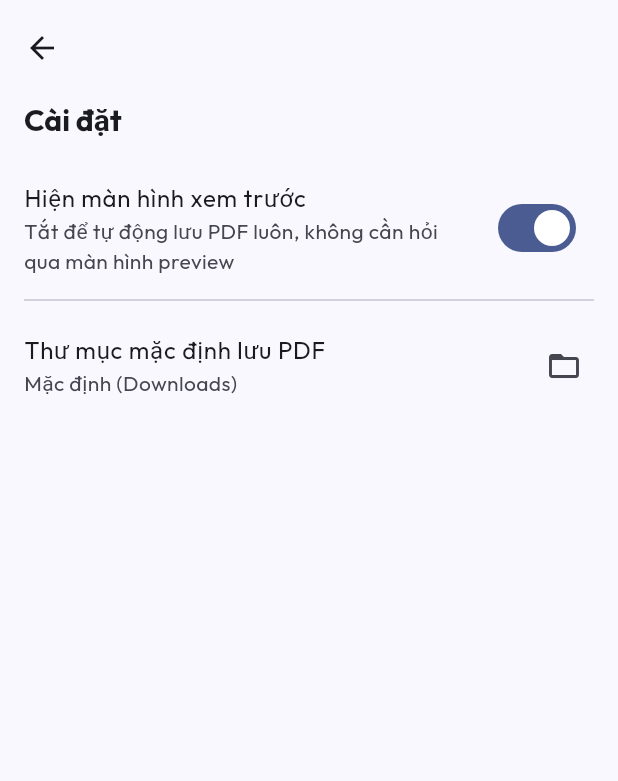
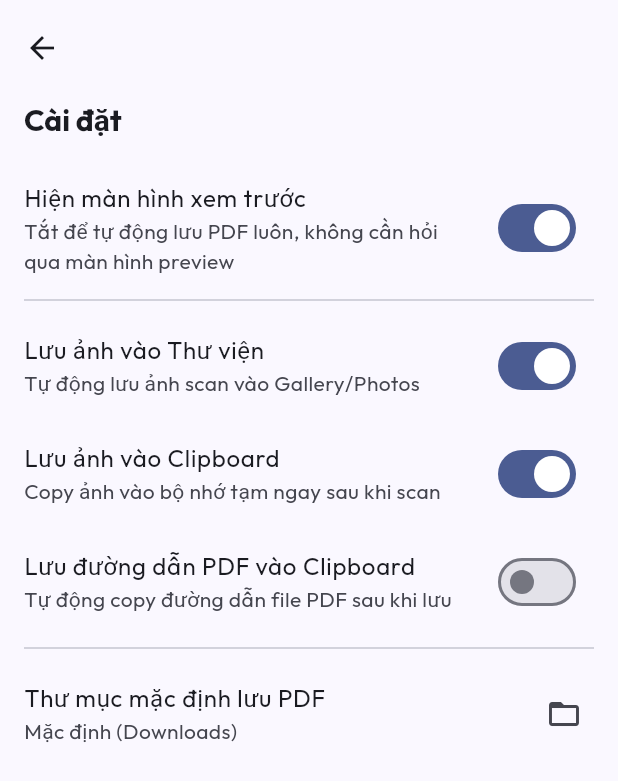
Before and after one commit to thichuong/scanner_vision, a Flutter app: the screen it shows after launch, scrolled down 120 dp, after a tap on the "settings" icon, on a phone screen of 412 x 824 dp. Shown: the top 781 px of the screen. Run offline on Flutter 3.47's test engine with Material 3 defaults, Android fonts, the phone set to English and light mode, and no system bars; our stand-ins replace file_picker, flutter_animate, google_fonts, open_filex, pdf, printing and 1 more; missing offline and left inert: gal, google_mlkit_barcode_scanning, google_mlkit_document_scanner, google_mlkit_face_detection, pasteboard.

Commit message:
feat: Add settings and functionality to automatically copy scanned images and PDF paths to the clipboard.

```diff
--- a/lib/pages/settings_page.dart
+++ b/lib/pages/settings_page.dart
@@ -40,6 +40,32 @@ class SettingsPage extends StatelessWidget {
                 },
               ),
               const Divider(indent: 16, endIndent: 16),
+              SwitchListTile(
+                title: const Text('Lưu ảnh vào Thư viện'),
+                subtitle: const Text('Tự động lưu ảnh scan vào Gallery/Photos'),
+                value: settingsProvider.saveToGallery,
+                onChanged: (val) {
+                  settingsProvider.setSaveToGallery(val);
+                },
+              ),
+              SwitchListTile(
+                title: const Text('Lưu ảnh vào Clipboard'),
+                subtitle: const Text('Copy ảnh vào bộ nhớ tạm ngay sau khi scan'),
+                value: settingsProvider.saveImageToClipboard,
+                onChanged: (val) {
+                  settingsProvider.setSaveImageToClipboard(val);
+                },
+              ),
+              SwitchListTile(
+                title: const Text('Lưu đường dẫn PDF vào Clipboard'),
+                subtitle:
+                    const Text('Tự động copy đường dẫn file PDF sau khi lưu'),
+                value: settingsProvider.savePdfPathToClipboard,
+                onChanged: (val) {
+                  settingsProvider.setSavePdfPathToClipboard(val);
+                },
+              ),
+              const Divider(indent: 16, endIndent: 16),
               ListTile(
                 title: const Text('Thư mục mặc định lưu PDF'),
                 subtitle: Text(saveFolder ?? 'Mặc định (Downloads)'),
--- a/lib/providers/settings_provider.dart
+++ b/lib/providers/settings_provider.dart
@@ -5,10 +5,14 @@ class SettingsProvider extends ChangeNotifier {
   bool _showPreview = true;
   String? _saveFolder;
   bool _saveToGallery = true;
+  bool _saveImageToClipboard = true;
+  bool _savePdfPathToClipboard = false;
 
   bool get showPreview => _showPreview;
   String? get saveFolder => _saveFolder;
   bool get saveToGallery => _saveToGallery;
+  bool get saveImageToClipboard => _saveImageToClipboard;
+  bool get savePdfPathToClipboard => _savePdfPathToClipboard;
 
   SettingsProvider() {
     _loadSettings();
@@ -18,6 +22,8 @@ class SettingsProvider extends ChangeNotifier {
     _showPreview = await SettingsService.shouldShowPreview();
     _saveFolder = await SettingsService.getSaveFolder();
     _saveToGallery = await SettingsService.shouldSaveToGallery();
+    _saveImageToClipboard = await SettingsService.shouldSaveImageToClipboard();
+    _savePdfPathToClipboard = await SettingsService.shouldSavePdfPathToClipboard();
     notifyListeners();
   }
 
@@ -38,4 +44,16 @@ class SettingsProvider extends ChangeNotifier {
     _saveToGallery = value;
     notifyListeners();
   }
+
+  Future<void> setSaveImageToClipboard(bool value) async {
+    await SettingsService.setSaveImageToClipboard(value);
+    _saveImageToClipboard = value;
+    notifyListeners();
+  }
+
+  Future<void> setSavePdfPathToClipboard(bool value) async {
+    await SettingsService.setSavePdfPathToClipboard(value);
+    _savePdfPathToClipboard = value;
+    notifyListeners();
+  }
 }
--- a/lib/services/pdf_service.dart
+++ b/lib/services/pdf_service.dart
@@ -164,8 +164,10 @@ class PdfService {
     }
     await file.writeAsBytes(bytes);
 
-    // Copy path to clipboard
-    await Clipboard.setData(ClipboardData(text: file.path));
+    // Copy path to clipboard if enabled
+    if (await SettingsService.shouldSavePdfPathToClipboard()) {
+      await Clipboard.setData(ClipboardData(text: file.path));
+    }
 
     return file.path;
   }
--- a/lib/services/settings_service.dart
+++ b/lib/services/settings_service.dart
@@ -4,6 +4,8 @@ class SettingsService {
   static const String _keyShowPreview = 'show_print_preview';
   static const String _keySaveFolder = 'save_folder_path';
   static const String _keySaveToGallery = 'save_to_gallery';
+  static const String _keySaveImageToClipboard = 'save_image_to_clipboard';
+  static const String _keySavePdfPathToClipboard = 'save_pdf_path_to_clipboard';
 
   static Future<bool> shouldShowPreview() async {
     final prefs = await SharedPreferences.getInstance();
@@ -34,4 +36,24 @@ class SettingsService {
     final prefs = await SharedPreferences.getInstance();
     await prefs.setBool(_keySaveToGallery, value);
   }
+
+  static Future<bool> shouldSaveImageToClipboard() async {
+    final prefs = await SharedPreferences.getInstance();
+    return prefs.getBool(_keySaveImageToClipboard) ?? true;
+  }
+
+  static Future<void> setSaveImageToClipboard(bool value) async {
+    final prefs = await SharedPreferences.getInstance();
+    await prefs.setBool(_keySaveImageToClipboard, value);
+  }
+
+  static Future<bool> shouldSavePdfPathToClipboard() async {
+    final prefs = await SharedPreferences.getInstance();
+    return prefs.getBool(_keySavePdfPathToClipboard) ?? false;
+  }
+
+  static Future<void> setSavePdfPathToClipboard(bool value) async {
+    final prefs = await SharedPreferences.getInstance();
+    await prefs.setBool(_keySavePdfPathToClipboard, value);
+  }
 }
```
Also changed, not shown: lib/pages/scanner_page.dart (+42 -8 lines), 4 other files.
